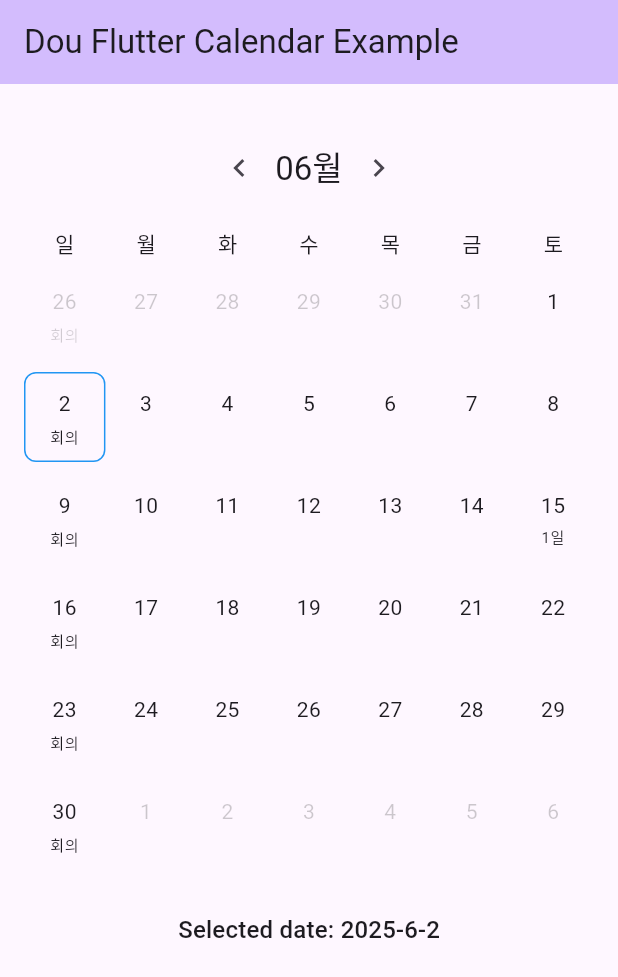
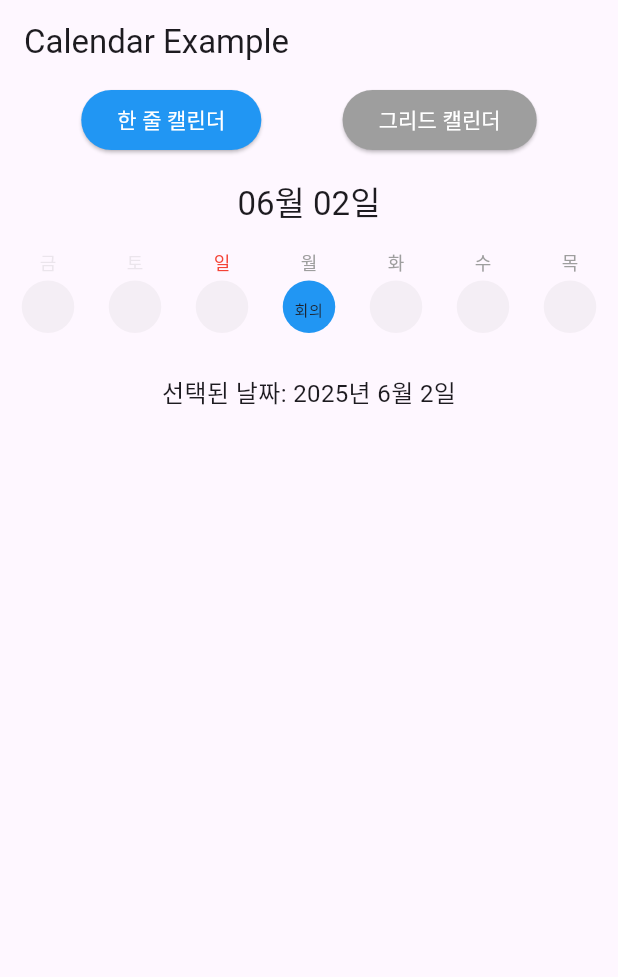
Before and after one commit to douinc/dou_flutter_calendar, a Flutter app: the screen it shows after launch, on a phone screen of 412 x 824 dp. Shown: the top 977 px of the screen. Run offline on Flutter 3.47's test engine with Material 3 defaults, Android fonts, the phone set to English and light mode, and no system bars.

Commit message:
refactor: update example app structure and enhance calendar functionality

```diff
--- a/example/lib/main.dart
+++ b/example/lib/main.dart
@@ -11,36 +11,25 @@ class MyApp extends StatelessWidget {
   @override
   Widget build(BuildContext context) {
     return MaterialApp(
-      title: 'Dou Flutter Calendar Example',
-      theme: ThemeData(
-        colorScheme: ColorScheme.fromSeed(seedColor: Colors.deepPurple),
-        useMaterial3: true,
-      ),
-      home: const MyHomePage(),
+      title: 'Calendar Example',
+      theme: ThemeData(),
+      home: const CalendarExampleScreen(),
     );
   }
 }
 
-class MyHomePage extends StatefulWidget {
-  const MyHomePage({super.key});
+class CalendarExampleScreen extends StatefulWidget {
+  const CalendarExampleScreen({Key? key}) : super(key: key);
 
   @override
-  State<MyHomePage> createState() => _MyHomePageState();
+  State<CalendarExampleScreen> createState() => _CalendarExampleScreenState();
 }
 
-class _MyHomePageState extends State<MyHomePage> {
-  DateTime? selectedDate;
-  bool _isInitialized = false;
-
-  @override
-  void didChangeDependencies() {
-    super.didChangeDependencies();
-    if (!_isInitialized) {
-      final now = DateTime.now();
-      // selectedDate = now;
-      _isInitialized = true;
-    }
-  }
+class _CalendarExampleScreenState extends State<CalendarExampleScreen> {
+  CalendarViewType _selectedViewType = CalendarViewType.singleLine;
+  DateTime _selectedDate = DateTime.now();
+  List<CalendarDate> _selectedDates = [];
+  bool _multiSelect = false;
 
   List<CalendarDate> _generateDays(DateTime date) {
     final now = DateTime.now();
@@ -97,31 +86,114 @@ class _MyHomePageState extends State<MyHomePage> {
   Widget build(BuildContext context) {
     return Scaffold(
       appBar: AppBar(
-        title: const Text('Dou Flutter Calendar Example'),
-        backgroundColor: Theme.of(context).colorScheme.inversePrimary,
+        title: const Text('Calendar Example'),
       ),
-      body: Padding(
-        padding: const EdgeInsets.all(16.0),
-        child: Column(
-          children: [
-            Calendar(
-              initialDate: DateTime.now(),
+      body: Column(
+        children: [
+          Row(
+            mainAxisAlignment: MainAxisAlignment.spaceEvenly,
+            children: [
+              ElevatedButton(
+                onPressed: () {
+                  setState(() {
+                    _selectedViewType = CalendarViewType.singleLine;
+                  });
+                },
+                style: ElevatedButton.styleFrom(
+                  backgroundColor:
+                      _selectedViewType == CalendarViewType.singleLine
+                          ? Colors.blue
+                          : Colors.grey,
+                ),
+                child: const Text(
+                  '한 줄 캘린더',
+                  style: TextStyle(color: Colors.white),
+                ),
+              ),
+              ElevatedButton(
+                onPressed: () {
+                  setState(() {
+                    _selectedViewType = CalendarViewType.grid;
+                  });
+                },
+                style: ElevatedButton.styleFrom(
+                  backgroundColor: _selectedViewType == CalendarViewType.grid
+                      ? Colors.blue
+                      : Colors.grey,
+                ),
+                child: const Text(
+                  '그리드 캘린더',
+                  style: TextStyle(color: Colors.white),
+                ),
+              ),
+            ],
+          ),
+          if (_selectedViewType == CalendarViewType.grid)
+            Row(
+              mainAxisAlignment: MainAxisAlignment.center,
+              spacing: 10,
+              children: [
+                Switch(
+                  value: _multiSelect,
+                  onChanged: (value) {
+                    setState(() {
+                      _multiSelect = value;
+                    });
+                  },
+                ),
+                Text(_multiSelect ? '다중 선택' : '단일 선택'),
+              ],
+            ),
+          if (_selectedViewType == CalendarViewType.singleLine)
+            SingleLineCalendar(
+              viewType: _selectedViewType,
+              initialDate: _selectedDate,
+              initialSelectedDates: _selectedDates,
               onDateSelected: (date) {
                 setState(() {
-                  selectedDate = date;
+                  _selectedDate = date;
+                });
+              },
+              onGenerateDays: _generateDays,
+              style: const CalendarStyle(
+                selectionColor: Colors.blue,
+                dateTextStyle: TextStyle(fontSize: 16),
+                weekdayTextStyle: TextStyle(fontSize: 12),
+              ),
+              headerDateFormat: 'MM월',
+            )
+          else
+            Calendar(
+              initialDate: _selectedDate,
+              initialSelectedDates: _selectedDates,
+              multiSelect: _multiSelect,
+              onDateSelected: (date) {
+                setState(() {
+                  _selectedDate = date;
+                });
+              },
+              onDatesSelected: (dates) {
+                setState(() {
+                  _selectedDates = dates;
                 });
               },
               onGenerateDays: _generateDays,
               headerDateFormat: 'MM월',
             ),
-            const SizedBox(height: 20),
-            if (selectedDate != null)
+          Column(
+            children: [
               Text(
-                'Selected date: ${selectedDate!.year}-${selectedDate!.month}-${selectedDate!.day}',
-                style: Theme.of(context).textTheme.titleMedium,
+                '선택된 날짜: ${_selectedDate.year}년 ${_selectedDate.month}월 ${_selectedDate.day}일',
+                style: const TextStyle(fontSize: 16),
               ),
-          ],
-        ),
+              if (_multiSelect && _selectedDates.isNotEmpty)
+                Text(
+                  '선택된 날짜들: ${_selectedDates.map((d) => '${d.date.month}/${d.date.day}').join(', ')}',
+                  style: const TextStyle(fontSize: 16),
+                ),
+            ],
+          ),
+        ],
       ),
     );
   }
--- a/example/pubspec.yaml
+++ b/example/pubspec.yaml
@@ -1,5 +1,5 @@
 name: dou_flutter_calendar_example
-description: Example app for dou_flutter_calendar package
+description: A new Flutter project.
 publish_to: 'none'
 version: 1.0.0+1
 
--- a/lib/dou_flutter_calendar.dart
+++ b/lib/dou_flutter_calendar.dart
@@ -1,5 +1,7 @@
-library;
+library dou_flutter_calendar;
 
+export 'src/models/calendar_style.dart';
+export 'src/widgets/single_line_calendar.dart';
 export 'src/widgets/calendar.dart';
 export 'src/widgets/calendar_header.dart';
 export 'src/widgets/calendar_day.dart';
--- a/lib/src/models/calendar_style.dart
+++ b/lib/src/models/calendar_style.dart
@@ -51,3 +51,8 @@ class CalendarStyle {
     );
   }
 }
+
+enum CalendarViewType {
+  singleLine, // 한 줄로 날짜 표시
+  grid, // 그리드 형태로 날짜 표시
+}
--- a/lib/src/screens/calendar_screen.dart
+++ /dev/null
@@ -1,38 +0,0 @@
-import 'package:flutter/material.dart';
-import '../widgets/calendar.dart';
-import '../models/calendar_date.dart';
-
-class CalendarScreen extends StatefulWidget {
-  const CalendarScreen({super.key});
-
-  @override
-  State<CalendarScreen> createState() => _CalendarScreenState();
-}
-
-class _CalendarScreenState extends State<CalendarScreen> {
-  List<CalendarDate> _selectedDates = [];
-
-  @override
-  Widget build(BuildContext context) {
-    return Scaffold(
-      appBar: AppBar(title: const Text('Calendar')),
-      body: Column(
-        children: [
-          Calendar(
-            initialSelectedDates: _selectedDates,
-            onDatesSelected: (dates) {
-              setState(() {
-                _selectedDates = dates;
-              });
-            },
-            multiSelect: true,
-          ),
-          const SizedBox(height: 20),
-          Text(
-            'Selected dates: ${_selectedDates.map((d) => d.date.toString()).join(", ")}',
-          ),
-        ],
-      ),
-    );
-  }
-}
--- a/lib/src/widgets/calendar_header.dart
+++ b/lib/src/widgets/calendar_header.dart
@@ -7,6 +7,7 @@ class CalendarHeader extends StatelessWidget {
   final VoidCallback onPreviousMonth;
   final VoidCallback onNextMonth;
   final String? dateFormat;
+  final bool showNavigation;
 
   const CalendarHeader({
     super.key,
@@ -14,6 +15,7 @@ class CalendarHeader extends StatelessWidget {
     required this.onPreviousMonth,
     required this.onNextMonth,
     this.dateFormat,
+    this.showNavigation = true,
   });
 
   @override
@@ -23,6 +25,7 @@ class CalendarHeader extends StatelessWidget {
       child: Row(
         mainAxisAlignment: MainAxisAlignment.center,
         children: [
+          if (showNavigation)
             IconButton(
               icon: const Icon(Icons.chevron_left),
               onPressed: onPreviousMonth,
@@ -33,6 +36,7 @@ class CalendarHeader extends StatelessWidget {
                 : CalendarUtils.getMonthName(currentDate),
             style: Theme.of(context).textTheme.titleLarge,
           ),
+          if (showNavigation)
             IconButton(
               icon: const Icon(Icons.chevron_right),
               onPressed: onNextMonth,
--- /dev/null
+++ b/lib/src/widgets/single_line_calendar.dart
@@ -0,0 +1,270 @@
+import 'package:flutter/material.dart';
+import 'package:dou_flutter_calendar/dou_flutter_calendar.dart';
+
+class SingleLineCalendar extends StatefulWidget {
+  final CalendarViewType viewType;
+  final DateTime initialDate;
+  final Function(DateTime)? onDateSelected;
+  final List<CalendarDate>? initialSelectedDates;
+  final List<CalendarDate>? days;
+  final List<CalendarDate> Function(DateTime)? onGenerateDays;
+  final double height;
+  final double itemWidth;
+  final CalendarStyle? style;
+  final String? headerDateFormat;
+
+  const SingleLineCalendar({
+    super.key,
+    required this.viewType,
+    required this.initialDate,
+    this.onDateSelected,
+    this.initialSelectedDates,
+    this.days,
+    this.onGenerateDays,
+    this.height = 60,
+    this.itemWidth = 50,
+    this.style,
+    this.headerDateFormat = 'MM월 dd일',
+  });
+
+  @override
+  State<SingleLineCalendar> createState() => _SingleLineCalendarState();
+}
+
+class _SingleLineCalendarState extends State<SingleLineCalendar> {
+  late DateTime _currentDate;
+  late List<CalendarDate> _selectedDates;
+  late PageController _pageController;
+  final ScrollController _scrollController = ScrollController();
+
+  @override
+  void initState() {
+    super.initState();
+    _currentDate = widget.initialDate;
+    _selectedDates = widget.initialSelectedDates ?? [];
+    if (_selectedDates.isEmpty) {
+      _selectedDates = [CalendarDate(date: _currentDate)];
+      WidgetsBinding.instance.addPostFrameCallback((_) {
+        widget.onDateSelected?.call(_currentDate);
+        _scrollToSelectedDate();
+      });
+    }
+    _pageController = PageController(initialPage: 0);
+  }
+
+  @override
+  void dispose() {
+    _pageController.dispose();
+    _scrollController.dispose();
+    super.dispose();
+  }
+
+  void _scrollToSelectedDate() {
+    if (_selectedDates.isEmpty) return;
+
+    final selectedDate = _selectedDates.first.date;
+    final days = _getDaysInMonth(_currentDate);
+    final index = days.indexWhere(
+      (day) =>
+          day.date.year == selectedDate.year &&
+          day.date.month == selectedDate.month &&
+          day.date.day == selectedDate.day,
+    );
+
+    if (index != -1) {
+      final screenWidth = MediaQuery.of(context).size.width;
+      final itemWidth = widget.itemWidth + 8; // itemWidth + margin
+      final totalWidth = days.length * itemWidth;
+      final centerOffset = (screenWidth - itemWidth) / 2;
+
+      // 선택된 날짜가 가운데 오도록 스크롤 위치 계산
+      final targetOffset = (index * itemWidth) - centerOffset;
+
+      // 스크롤 범위 제한
+      final maxOffset = totalWidth - screenWidth;
+      final clampedOffset = targetOffset.clamp(0.0, maxOffset);
+
+      _scrollController.animateTo(
+        clampedOffset,
+        duration: const Duration(milliseconds: 300),
+        curve: Curves.easeInOut,
+      );
+    }
+  }
+
+  List<CalendarDate> _getDaysInMonth(DateTime date) {
+    if (widget.days != null) {
+      return widget.days!;
+    } else if (widget.onGenerateDays != null) {
+      return widget.onGenerateDays!(date);
+    } else {
+      final firstDayOfMonth = DateTime(date.year, date.month, 1);
+      final lastDayOfMonth = DateTime(date.year, date.month + 1, 0);
+
+      // 이전 달의 마지막 날짜들
+      final previousMonthDays = <CalendarDate>[];
+      final firstWeekday = firstDayOfMonth.weekday;
+      for (var i = firstWeekday - 1; i > 0; i--) {
+        final previousMonthDay = firstDayOfMonth.subtract(Duration(days: i));
+        previousMonthDays.add(CalendarDate(date: previousMonthDay));
+      }
+
+      // 현재 달의 날짜들
+      final currentMonthDays = <CalendarDate>[];
+      for (var i = 1; i <= lastDayOfMonth.day; i++) {
+        final currentDate = DateTime(date.year, date.month, i);
+        currentMonthDays.add(CalendarDate(date: currentDate));
+      }
+
+      // 다음 달의 날짜들
+      final nextMonthDays = <CalendarDate>[];
+      final remainingDays =
+          42 - (previousMonthDays.length + currentMonthDays.length);
+      for (var i = 1; i <= remainingDays; i++) {
+        final nextMonthDay = lastDayOfMonth.add(Duration(days: i));
+        nextMonthDays.add(CalendarDate(date: nextMonthDay));
+      }
+
+      return [...previousMonthDays, ...currentMonthDays, ...nextMonthDays];
+    }
+  }
+
+  @override
+  Widget build(BuildContext context) {
+    final displayDate = _selectedDates.isNotEmpty
+        ? _selectedDates.first.date
+        : _currentDate;
+
+    return Column(
+      children: [
+        CalendarHeader(
+          currentDate: displayDate,
+          onPreviousMonth: _onPreviousMonth,
+          onNextMonth: _onNextMonth,
+          dateFormat: 'MM월 dd일',
+          showNavigation: false,
+        ),
+        SizedBox(
+          height: widget.height + 24,
+          child: PageView.builder(
+            controller: _pageController,
+            onPageChanged: (index) {
+              setState(() {
+                _currentDate = DateTime(
+                  _currentDate.year,
+                  _currentDate.month + index,
+                );
+                WidgetsBinding.instance.addPostFrameCallback((_) {
+                  _scrollToSelectedDate();
+                });
+              });
+            },
+            itemBuilder: (context, index) {
+              final days = _getDaysInMonth(_currentDate);
+              return ListView.builder(
+                controller: _scrollController,
+                scrollDirection: Axis.horizontal,
+                itemCount: days.length,
+                itemBuilder: (context, dayIndex) {
+                  final day = days[dayIndex];
+                  final weekday = day.date.weekday;
+                  const weekdays = ['월', '화', '수', '목', '금', '토', '일'];
+                  final isCurrentMonth = day.date.month == _currentDate.month;
+                  final otherMonthOpacity =
+                      widget.style?.otherMonthOpacity ?? 0.2;
+
+                  return Container(
+                    width: widget.itemWidth,
+                    margin: const EdgeInsets.symmetric(horizontal: 4),
+                    child: Column(
+                      children: [
+                        Text(
+                          weekdays[weekday - 1],
+                          style:
+                              (widget.style?.weekdayTextStyle ??
+                                      const TextStyle(fontSize: 12))
+                                  .copyWith(
+                                    color:
+                                        (weekday == 7
+                                                ? Colors.red
+                                                : Colors.grey)
+                                            .withAlpha(
+                                              isCurrentMonth ? 255 : 51,
+                                            ),
+                                  ),
+                        ),
+                        const SizedBox(height: 4),
+                        _buildDayItem(day),
+                      ],
+                    ),
+                  );
+                },
+              );
+            },
+          ),
+        ),
+      ],
+    );
+  }
+
+  Widget _buildDayItem(CalendarDate calendarDate) {
+    final date = calendarDate.date;
+    final isSelected = _selectedDates.any(
+      (selected) =>
+          selected.date.year == date.year &&
+          selected.date.month == date.month &&
+          selected.date.day == date.day,
+    );
+    final isDisabled = calendarDate.isDisabled;
+    final isCurrentMonth = date.month == _currentDate.month;
+
+    final style = widget.style ?? const CalendarStyle();
+    final selectionColor = style.selectionColor ?? Colors.blue;
+    final otherMonthOpacity = style.otherMonthOpacity ?? 0.2;
+
+    return GestureDetector(
+      onTap: () {
+        setState(() {
+          _selectedDates = [calendarDate];
+          widget.onDateSelected?.call(date);
+          _scrollToSelectedDate();
+        });
+      },
+      child: Container(
+        width: widget.itemWidth * 0.7,
+        height: widget.itemWidth * 0.7,
+        decoration: BoxDecoration(
+          color: isSelected ? selectionColor : Colors.grey.withAlpha(26),
+          shape: BoxShape.circle,
+        ),
+        child: Column(
+          mainAxisAlignment: MainAxisAlignment.center,
+          children: [
+            if (calendarDate.dateLabel != null)
+              Padding(
+                padding: const EdgeInsets.only(top: 4),
+                child: Opacity(
+                  opacity: isDisabled || !isCurrentMonth
+                      ? otherMonthOpacity
+                      : 1.0,
+                  child: calendarDate.dateLabel!,
+                ),
+              ),
+          ],
+        ),
+      ),
+    );
+  }
+
+  void _onPreviousMonth() {
+    setState(() {
+      _currentDate = DateTime(_currentDate.year, _currentDate.month - 1);
+    });
+  }
+
+  void _onNextMonth() {
+    setState(() {
+      _currentDate = DateTime(_currentDate.year, _currentDate.month + 1);
+    });
+  }
+}
```
Lines whose indentation alone changed are shown as unchanged.
